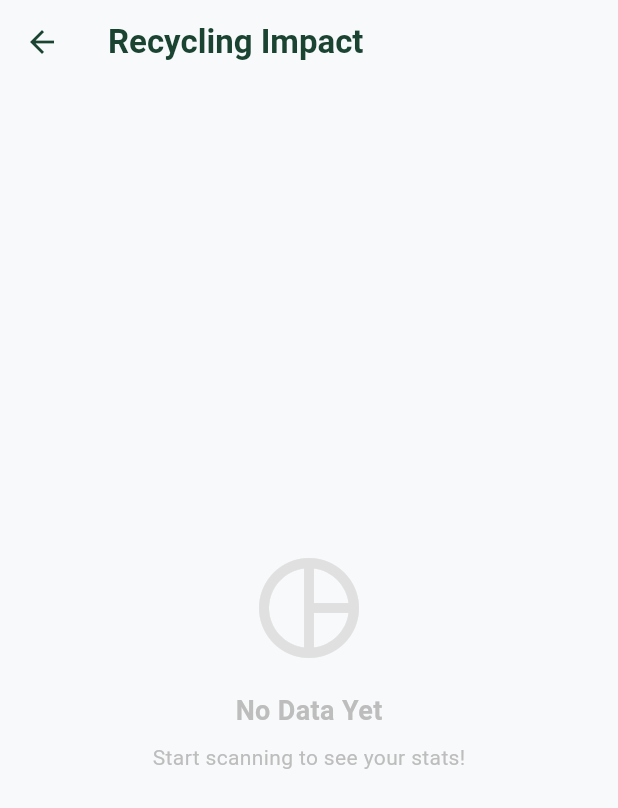
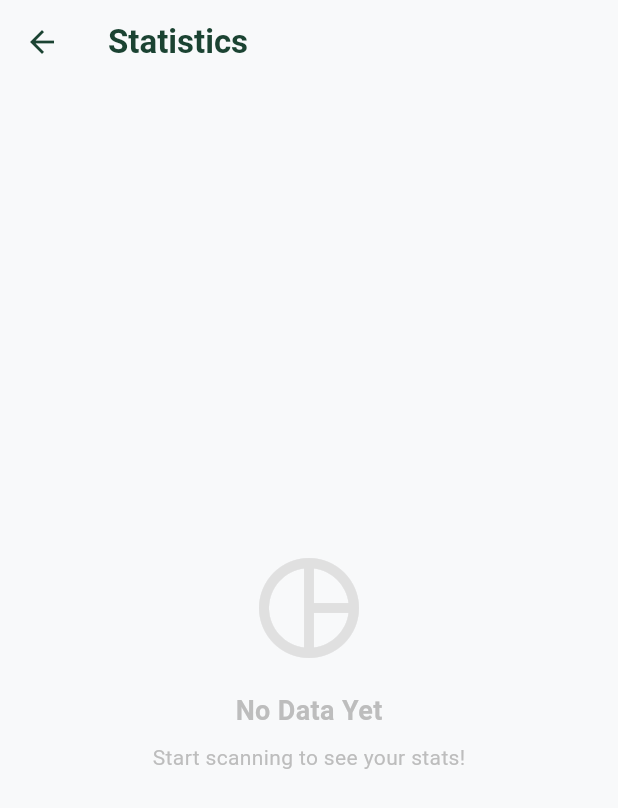
Before and after one commit to FiuJ/alp_ai, a Flutter app: the screen it shows after launch, after a tap on the "bar chart" icon, on a phone screen of 412 x 824 dp. Shown: the top 808 px of the screen. Run offline on Flutter 3.47's test engine with Material 3 defaults, Android fonts, the phone set to English and light mode, and no system bars; our stand-ins replace fl_chart, flutter_dotenv, google_generative_ai, hive, hive_flutter, image_picker; missing offline and left inert: tflite_flutter; accounts and stored records are empty; network calls fail.

Commit message:
Fix minor UI and Copywriting

```diff
--- a/alp_ai/lib/views/home.dart
+++ b/alp_ai/lib/views/home.dart
@@ -5,8 +5,7 @@ import 'package:image_picker/image_picker.dart';
 import 'package:provider/provider.dart';
 import '../viewmodels/home_viewmodel.dart';
 import 'history.dart';
-import 'statistics.dart'; // <--- JANGAN LUPA IMPORT INI DI ATAS FILE
-// --- THEME CONSTANTS ---
+import 'statistics.dart';
 
 class AppTheme {
   static const Color darkGreen = Color(0xFF1B4332);
@@ -339,7 +338,7 @@ class _ImageDisplayArea extends StatelessWidget {
           ),
           const SizedBox(height: 8),
           Text(
-            'Upload a photo to classify waste',
+            'You can choose an image from your camera or gallery below',
             style: TextStyle(
               fontSize: 14,
               color: AppTheme.darkGreen.withOpacity(0.6),
--- a/alp_ai/lib/views/statistics.dart
+++ b/alp_ai/lib/views/statistics.dart
@@ -49,7 +49,7 @@ class _StatisticsScreenState extends State<StatisticsScreen> {
       backgroundColor: AppTheme.surface,
       appBar: AppBar(
         title: const Text(
-          'Recycling Impact',
+          'Statistics',
           style: TextStyle(color: AppTheme.darkGreen, fontWeight: FontWeight.bold),
         ),
         backgroundColor: Colors.transparent,
@@ -179,14 +179,14 @@ class _StatisticsScreenState extends State<StatisticsScreen> {
               color: Colors.white.withOpacity(0.2),
               shape: BoxShape.circle,
             ),
-            child: const Icon(Icons.emoji_events, color: Colors.white, size: 32),
+            child: const Icon(Icons.camera, color: Colors.white, size: 32),
           ),
           const SizedBox(width: 20),
           Column(
             crossAxisAlignment: CrossAxisAlignment.start,
             children: [
               const Text(
-                "Total Recycled",
+                "Total Scanned Items",
                 style: TextStyle(color: Colors.white70, fontSize: 14),
               ),
               Text(
```
